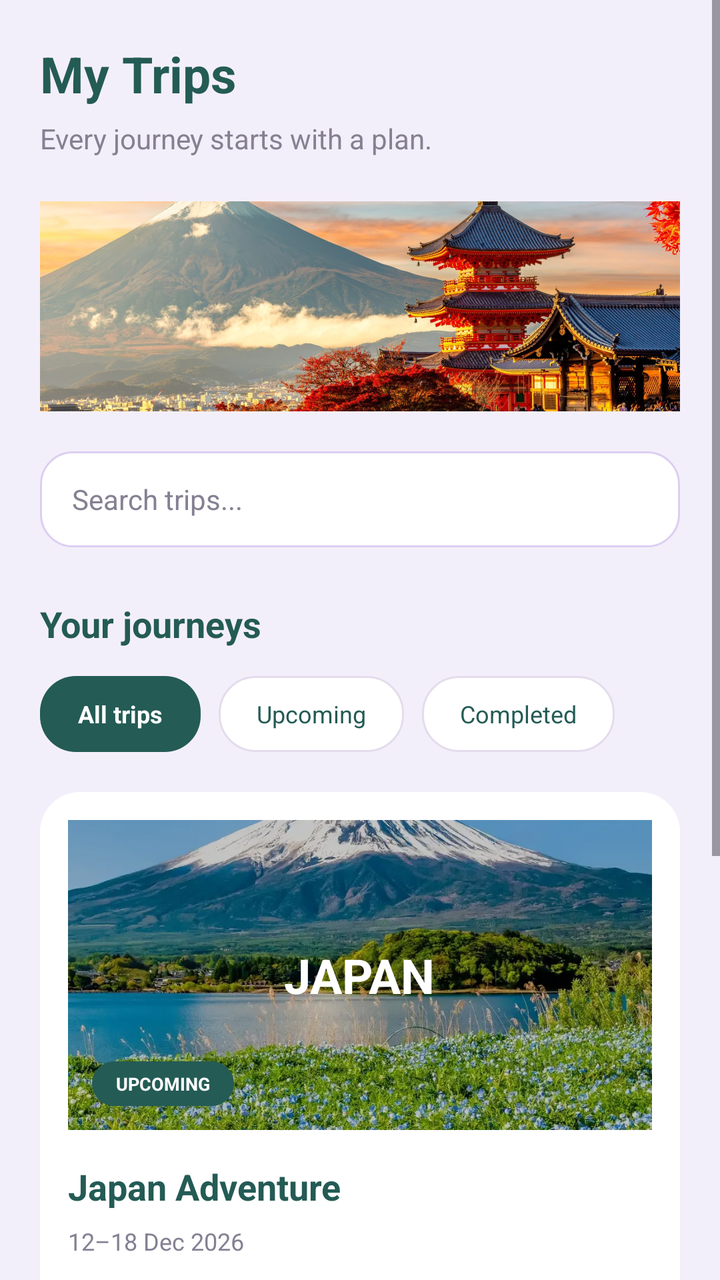
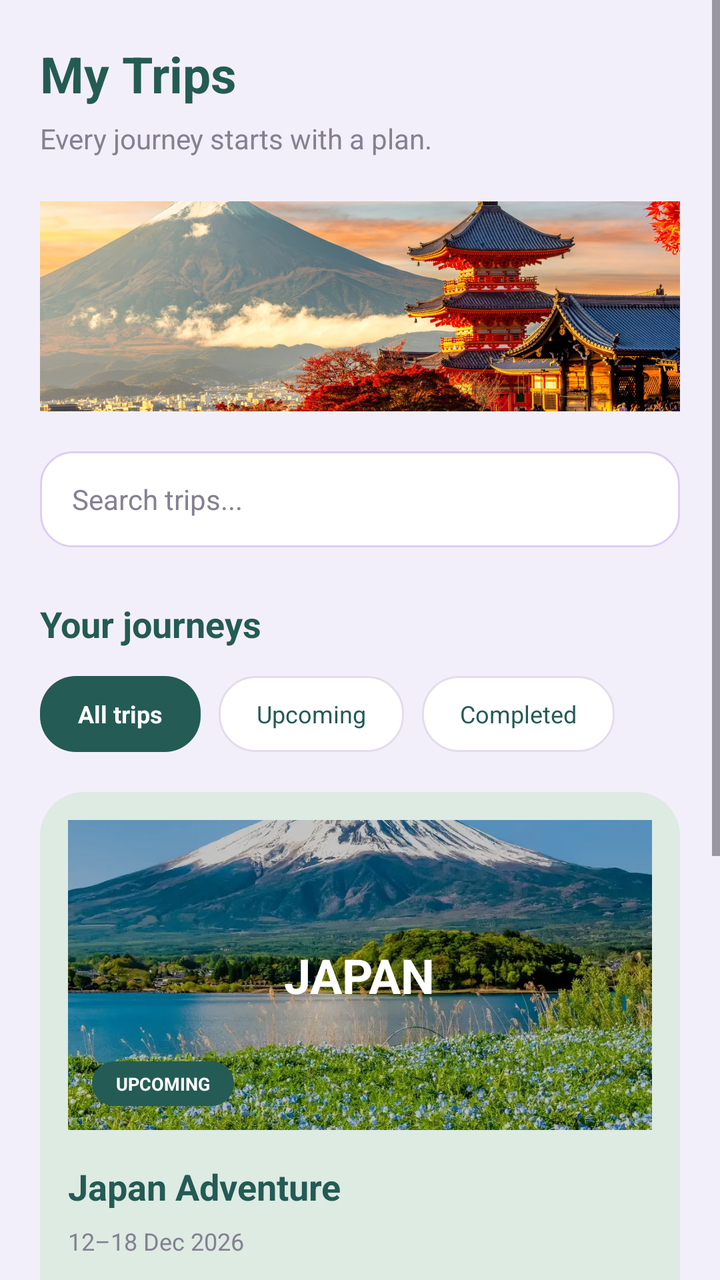

Two renders of the same Android screen: before a commit and after it. Below are the layout's source before the change and the commit's diff.
<!-- AndroidManifest.xml: application theme Theme.TripMate -->
<!-- res/layout/fragment_trips.xml -->
<?xml version="1.0" encoding="utf-8"?>
<ScrollView
    xmlns:android="http://schemas.android.com/apk/res/android"
    android:layout_width="match_parent"
    android:layout_height="match_parent"
    android:background="#F3EFFA"
    android:fillViewport="true"
    android:clipToPadding="false">

    <LinearLayout
        android:layout_width="match_parent"
        android:layout_height="wrap_content"
        android:orientation="vertical"
        android:padding="20dp">

        
        <TextView
            android:layout_width="wrap_content"
            android:layout_height="wrap_content"
            android:text="My Trips"
            android:textColor="#245B55"
            android:textSize="25sp"
            android:textStyle="bold" />

        <TextView
            android:layout_width="wrap_content"
            android:layout_height="wrap_content"
            android:layout_marginTop="6dp"
            android:text="Every journey starts with a plan."
            android:textColor="#858092"
            android:textSize="14sp" />

        
        <ImageView
            android:id="@+id/imgTripsBanner"
            android:layout_width="match_parent"
            android:layout_height="105dp"
            android:layout_marginTop="22dp"
            android:contentDescription="Travel scenery banner"
            android:scaleType="centerCrop"
            android:src="@drawable/home_travel_banner"
            android:background="@drawable/bg_image_rounded" />

        
        <EditText
            android:id="@+id/etSearchTrips"
            android:layout_width="match_parent"
            android:layout_height="48dp"
            android:layout_marginTop="20dp"
            android:background="@drawable/bg_input"
            android:hint="Search trips..."
            android:inputType="text"
            android:paddingStart="16dp"
            android:paddingEnd="16dp"
            android:singleLine="true"
            android:textColor="#245B55"
            android:textColorHint="#858092"
            android:textSize="14sp" />

        
        <TextView
            android:layout_width="wrap_content"
            android:layout_height="wrap_content"
            android:layout_marginTop="26dp"
            android:text="Your journeys"
            android:textColor="#245B55"
            android:textSize="18sp"
            android:textStyle="bold" />

        
        <HorizontalScrollView
            android:layout_width="match_parent"
            android:layout_height="wrap_content"
            android:layout_marginTop="14dp"
            android:scrollbars="none">

            <LinearLayout
                android:layout_width="wrap_content"
                android:layout_height="wrap_content"
                android:orientation="horizontal">

                <TextView
                    android:id="@+id/filterAll"
                    android:layout_width="wrap_content"
                    android:layout_height="38dp"
                    android:background="@drawable/bg_filter_selected"
                    android:gravity="center"
                    android:paddingStart="19dp"
                    android:paddingEnd="19dp"
                    android:text="All trips"
                    android:textColor="#FFFFFF"
                    android:textSize="12sp"
                    android:textStyle="bold" />

                <TextView
                    android:id="@+id/filterUpcoming"
                    android:layout_width="wrap_content"
                    android:layout_height="38dp"
                    android:layout_marginStart="9dp"
                    android:background="@drawable/bg_filter_unselected"
                    android:gravity="center"
                    android:paddingStart="19dp"
                    android:paddingEnd="19dp"
                    android:text="Upcoming"
                    android:textColor="#245B55"
                    android:textSize="12sp" />

                <TextView
                    android:id="@+id/filterCompleted"
                    android:layout_width="wrap_content"
                    android:layout_height="38dp"
                    android:layout_marginStart="9dp"
                    android:background="@drawable/bg_filter_unselected"
                    android:gravity="center"
                    android:paddingStart="19dp"
                    android:paddingEnd="19dp"
                    android:text="Completed"
                    android:textColor="#245B55"
                    android:textSize="12sp" />

            </LinearLayout>
        </HorizontalScrollView>

        
        <LinearLayout
            android:id="@+id/japanTripCard"
            android:layout_width="match_parent"
            android:layout_height="wrap_content"
            android:layout_marginTop="20dp"
            android:background="@drawable/bg_trip_card"
            android:orientation="vertical"
            android:padding="14dp">

            
            <FrameLayout
                android:layout_width="match_parent"
                android:layout_height="155dp">

                <ImageView
                    android:layout_width="match_parent"
                    android:layout_height="match_parent"
                    android:contentDescription="Mount Fuji in Japan"
                    android:scaleType="centerCrop"
                    android:src="@drawable/destination_mount_fuji" />

                <View
                    android:layout_width="match_parent"
                    android:layout_height="match_parent"
                    android:background="#33000000" />

                <TextView
                    android:layout_width="wrap_content"
                    android:layout_height="wrap_content"
                    android:layout_gravity="center"
                    android:text="JAPAN"
                    android:textColor="#FFFFFF"
                    android:textSize="24sp"
                    android:textStyle="bold" />

                <TextView
                    android:layout_width="wrap_content"
                    android:layout_height="wrap_content"
                    android:layout_gravity="bottom|start"
                    android:layout_margin="12dp"
                    android:background="@drawable/bg_filter_selected"
                    android:paddingStart="12dp"
                    android:paddingTop="5dp"
                    android:paddingEnd="12dp"
                    android:paddingBottom="5dp"
                    android:text="UPCOMING"
                    android:textColor="#FFFFFF"
                    android:textSize="9sp"
                    android:textStyle="bold" />

            </FrameLayout>

            
            <TextView
                android:layout_width="wrap_content"
                android:layout_height="wrap_content"
                android:layout_marginTop="16dp"
                android:text="Japan Adventure"
                android:textColor="#245B55"
                android:textSize="18sp"
                android:textStyle="bold" />

            <TextView
                android:layout_width="wrap_content"
                android:layout_height="wrap_content"
                android:layout_marginTop="7dp"
                android:text="12–18 Dec 2026"
                android:textColor="#858092"
                android:textSize="12sp" />

            <LinearLayout
                android:layout_width="match_parent"
                android:layout_height="wrap_content"
                android:layout_marginTop="15dp"
                android:orientation="horizontal"
                android:weightSum="3">

                <TextView
                    android:layout_width="0dp"
                    android:layout_height="wrap_content"
                    android:layout_weight="1"
                    android:text="7 days"
                    android:textColor="#245B55"
                    android:textSize="12sp"
                    android:textStyle="bold" />

                <TextView
                    android:layout_width="0dp"
                    android:layout_height="wrap_content"
                    android:layout_weight="1"
                    android:gravity="center"
                    android:text="3 cities"
                    android:textColor="#245B55"
                    android:textSize="12sp"
                    android:textStyle="bold" />

                <TextView
                    android:layout_width="0dp"
                    android:layout_height="wrap_content"
                    android:layout_weight="1"
                    android:gravity="end"
                    android:text="Japan"
                    android:textColor="#245B55"
                    android:textSize="12sp"
                    android:textStyle="bold" />

            </LinearLayout>

            <View
                android:layout_width="match_parent"
                android:layout_height="1dp"
                android:layout_marginTop="16dp"
                android:background="#E9E2EF" />

            <TextView
                android:id="@+id/btnTripDetails"
                android:layout_width="match_parent"
                android:layout_height="46dp"
                android:layout_marginTop="15dp"
                android:background="@drawable/bg_button"
                android:gravity="center"
                android:text="View trip details"
                android:textColor="#FFFFFF"
                android:textSize="13sp"
                android:textStyle="bold" />

        </LinearLayout>

        
        <LinearLayout
            android:id="@+id/emptyTripsState"
            android:layout_width="match_parent"
            android:layout_height="wrap_content"
            android:layout_marginTop="25dp"
            android:gravity="center"
            android:orientation="vertical"
            android:padding="20dp"
            android:visibility="gone">

            <ImageView
                android:layout_width="170dp"
                android:layout_height="145dp"
                android:contentDescription="No trips illustration"
                android:scaleType="fitCenter"
                android:src="@drawable/empty_trips" />

            <TextView
                android:layout_width="wrap_content"
                android:layout_height="wrap_content"
                android:layout_marginTop="12dp"
                android:text="No trips found"
                android:textColor="#245B55"
                android:textSize="17sp"
                android:textStyle="bold" />

            <TextView
                android:layout_width="wrap_content"
                android:layout_height="wrap_content"
                android:layout_marginTop="6dp"
                android:text="Try another filter or search."
                android:textColor="#858092"
                android:textSize="13sp" />

        </LinearLayout>

        
        <LinearLayout
            android:layout_width="match_parent"
            android:layout_height="wrap_content"
            android:layout_marginTop="22dp"
            android:layout_marginBottom="20dp"
            android:background="@drawable/bg_inspiration"
            android:orientation="vertical"
            android:padding="18dp">

            <TextView
                android:layout_width="wrap_content"
                android:layout_height="wrap_content"
                android:text="Ready for another adventure?"
                android:textColor="#245B55"
                android:textSize="16sp"
                android:textStyle="bold" />

            <TextView
                android:layout_width="wrap_content"
                android:layout_height="wrap_content"
                android:layout_marginTop="7dp"
                android:text="Plan your next journey and make new memories."
                android:textColor="#858092"
                android:textSize="12sp" />

            <TextView
                android:id="@+id/btnCreateTrip"
                android:layout_width="match_parent"
                android:layout_height="46dp"
                android:layout_marginTop="16dp"
                android:background="@drawable/bg_button"
                android:gravity="center"
                android:text="+ Create new trip"
                android:textColor="#FFFFFF"
                android:textSize="13sp"
                android:textStyle="bold" />

        </LinearLayout>

    </LinearLayout>

</ScrollView>
<!-- resources referenced by this layout -->
<resources>
  <!-- drawable bg_button (drawable) -->
  <?xml version="1.0" encoding="utf-8"?>
  <shape xmlns:android="http://schemas.android.com/apk/res/android"
      android:shape="rectangle">
  
      <solid android:color="@color/primary" />
  
      <corners android:radius="30dp" />
  
  </shape>
  <!-- drawable bg_filter_selected (drawable) -->
  <?xml version="1.0" encoding="utf-8"?>
  <shape xmlns:android="http://schemas.android.com/apk/res/android">
      <solid android:color="#245B55" />
      <corners android:radius="18dp" />
  </shape>
  <!-- drawable bg_filter_unselected (drawable) -->
  <?xml version="1.0" encoding="utf-8"?>
  <shape xmlns:android="http://schemas.android.com/apk/res/android">
      <solid android:color="#FFFFFF" />
      <corners android:radius="18dp" />
      <stroke
          android:width="1dp"
          android:color="#E4DCEC" />
  </shape>
  <!-- drawable bg_image_rounded (drawable) -->
  <?xml version="1.0" encoding="utf-8"?>
  <shape xmlns:android="http://schemas.android.com/apk/res/android"
      android:shape="rectangle">
  
      <solid android:color="@color/surface" />
  
      <corners android:radius="24dp" />
  
  </shape>
  <!-- drawable bg_input (drawable) -->
  <?xml version="1.0" encoding="utf-8"?>
  <shape xmlns:android="http://schemas.android.com/apk/res/android"
      android:shape="rectangle">
  
      <solid android:color="@color/surface" />
  
      <corners android:radius="16dp" />
  
      <stroke
          android:width="1dp"
          android:color="@color/accent_lavender" />
  
      <padding
          android:left="12dp"
          android:right="12dp" />
  
  </shape>
  <!-- drawable bg_inspiration (drawable) -->
  <shape xmlns:android="http://schemas.android.com/apk/res/android">
      <solid android:color="#DDEBE2"/>
      <corners android:radius="18dp"/>
  </shape>
  <!-- drawable bg_trip_card (drawable) -->
  <shape xmlns:android="http://schemas.android.com/apk/res/android">
      <solid android:color="#FFFFFF"/>
      <corners android:radius="20dp"/>
  </shape>
  <!-- drawable destination_mount_fuji: jpg bitmap (drawable, 410213 bytes) -->
  <!-- drawable empty_trips: png bitmap (drawable, 5813 bytes) -->
  <!-- drawable home_travel_banner: jpg bitmap (drawable, 288733 bytes) -->
  <style name="Theme.TripMate" parent="Base.Theme.TripMate" />
  <color name="primary">#245B55</color>
  <color name="surface">#FFFFFFFF</color>
  <color name="accent_lavender">#DCCEF2</color>
  <style name="Base.Theme.TripMate" parent="Theme.Material3.DayNight.NoActionBar">
          
          
      </style>
</resources>

<!-- the commit's change to res/layout/fragment_trips.xml (unified diff, before → after) -->
@@ -127,7 +127,7 @@
             android:layout_width="match_parent"
             android:layout_height="wrap_content"
             android:layout_marginTop="20dp"
-            android:background="@drawable/bg_trip_card"
+            android:background="@drawable/bg_card_sage"
             android:orientation="vertical"
             android:padding="14dp">
 
<!-- resource entries referenced after the edit -->
@@ -9,6 +9,12 @@
   
       <corners android:radius="30dp" />
   
+  </shape>
+  <!-- drawable bg_card_sage (drawable) -->
+  <?xml version="1.0" encoding="utf-8"?>
+  <shape xmlns:android="http://schemas.android.com/apk/res/android">
+      <solid android:color="@color/card_sage"/>
+      <corners android:radius="22dp"/>
   </shape>
   <!-- drawable bg_filter_selected (drawable) -->
   <?xml version="1.0" encoding="utf-8"?>
@@ -58,16 +64,12 @@
       <solid android:color="#DDEBE2"/>
       <corners android:radius="18dp"/>
   </shape>
-  <!-- drawable bg_trip_card (drawable) -->
-  <shape xmlns:android="http://schemas.android.com/apk/res/android">
-      <solid android:color="#FFFFFF"/>
-      <corners android:radius="20dp"/>
-  </shape>
   <!-- drawable destination_mount_fuji: jpg bitmap (drawable, 410213 bytes) -->
   <!-- drawable empty_trips: png bitmap (drawable, 5813 bytes) -->
   <!-- drawable home_travel_banner: jpg bitmap (drawable, 288733 bytes) -->
   <style name="Theme.TripMate" parent="Base.Theme.TripMate" />
   <color name="primary">#245B55</color>
+  <color name="card_sage">#DDEBE2</color>
   <color name="surface">#FFFFFFFF</color>
   <color name="accent_lavender">#DCCEF2</color>
   <style name="Base.Theme.TripMate" parent="Theme.Material3.DayNight.NoActionBar">
